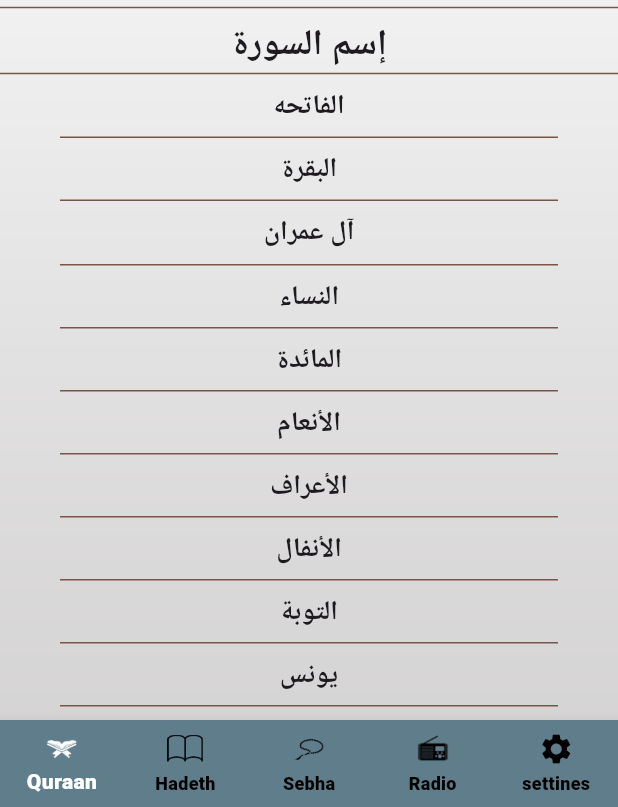
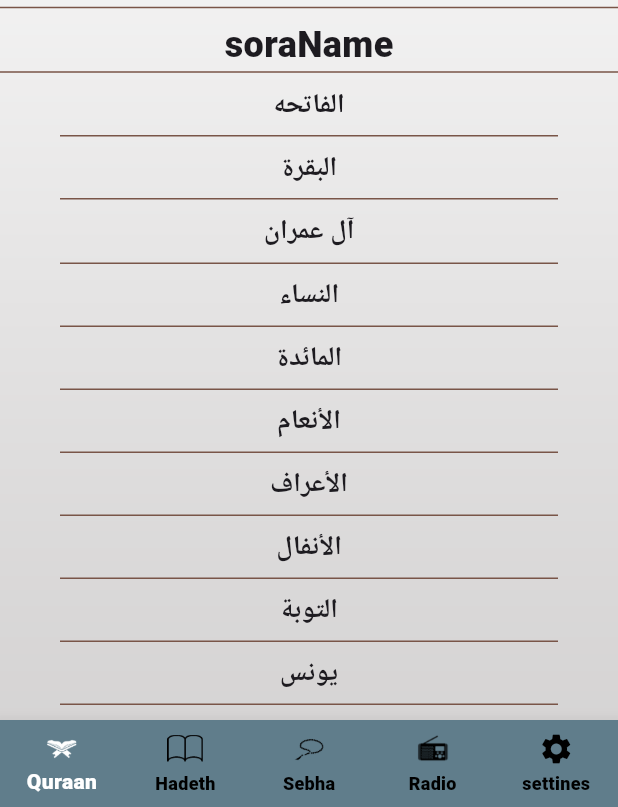
Before and after one commit to IslamAhmedKamel/vsIslami, a Flutter app: the screen it shows after launch, on a phone screen of 412 x 824 dp, the part 429-1236 px from its top. Run offline on Flutter 3.47's test engine with Material 3 defaults, Android fonts, the phone set to English and light mode, and no system bars; generated files the repository leaves out were written again.

Commit message:
add localizations files

```diff
--- a/lib/home.dart
+++ b/lib/home.dart
@@ -104,7 +104,7 @@ import 'package:flutter_application_1/tabs/quraan.dart';
 import 'package:flutter_application_1/tabs/radio.dart';
 import 'package:flutter_application_1/tabs/sebha.dart';
 import 'package:flutter_application_1/tabs/setting.dart';
-
+import 'package:flutter_gen/gen_l10n/app_localizations.dart';
 // ignore: must_be_immutable
 class HomeScreen extends StatefulWidget {
   static const String routName = 'homeScreen';
@@ -131,7 +131,7 @@ class _HomeScreenState extends State<HomeScreen> {
       child: Scaffold(
         appBar: AppBar(
           title: Text(
-            'Islami',
+            AppLocalizations.of(context)!.appTitle,
             style: Theme.of(context).textTheme.bodyLarge,
           ),
         ),
--- a/lib/main.dart
+++ b/lib/main.dart
@@ -7,7 +7,7 @@ import 'package:flutter_application_1/soraScreen.dart';
 import 'package:flutter_application_1/tabs/hadeth.dart';
 import 'package:flutter_application_1/themeData.dart';
 import 'package:flutter_localizations/flutter_localizations.dart';
-
+import 'package:flutter_gen/gen_l10n/app_localizations.dart';
 void main() {
   runApp(App());
 }
@@ -22,15 +22,8 @@ class App extends StatelessWidget {
   @override
   Widget build(BuildContext context) {
     return MaterialApp(
-      localizationsDelegates: [
-        GlobalMaterialLocalizations.delegate,
-        GlobalWidgetsLocalizations.delegate,
-        GlobalCupertinoLocalizations.delegate,
-      ],
-      supportedLocales: [
-        Locale('en'), // English
-        Locale('ar'), // Spanish
-      ],
+      localizationsDelegates: AppLocalizations.localizationsDelegates,
+      supportedLocales: AppLocalizations.supportedLocales,
 
 
       debugShowCheckedModeBanner: false,
--- a/lib/tabs/hadeth.dart
+++ b/lib/tabs/hadeth.dart
@@ -4,7 +4,7 @@ import 'package:flutter/material.dart';
 import 'package:flutter/services.dart';
 import 'package:flutter_application_1/hadethDetails.dart';
 import 'package:flutter_application_1/hadethModel.dart';
-
+import 'package:flutter_gen/gen_l10n/app_localizations.dart';
 class HadethTab extends StatefulWidget {
   const HadethTab({super.key});
   static const String routName = 'hadethScreen';
@@ -51,7 +51,12 @@ class _HadethTabState extends State<HadethTab> {
           ),
         ),
         Divider(),
-        Text('الاحاديث'),
+        Text(
+
+          AppLocalizations.of(context)!.ahadeths,
+
+
+        ),
         Divider(),
         Expanded(
           child: ListView.separated(
--- a/lib/tabs/quraan.dart
+++ b/lib/tabs/quraan.dart
@@ -3,6 +3,7 @@
 import 'package:flutter/material.dart';
  import 'package:flutter_application_1/soraModel.dart';
 import 'package:flutter_application_1/soraScreen.dart';
+import 'package:flutter_gen/gen_l10n/app_localizations.dart';
 
 // ignore: must_be_immutable
 class QuraanTab extends StatelessWidget {
@@ -134,7 +135,7 @@ class QuraanTab extends StatelessWidget {
             color: Colors.brown,
           ),
           Text(
-            'إسم السورة',
+            AppLocalizations.of(context)!.soraName,
             style: Theme.of(context).textTheme.bodyMedium,
           ),
           Divider(
```
